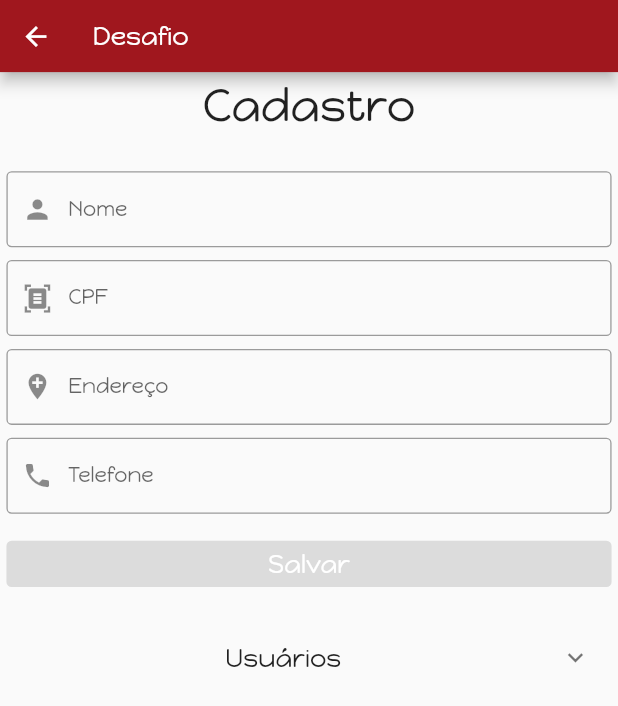
After one commit to BrayanBertan/desafio_sistema_info, a Flutter app: the HomePage screen opened by its route, on a phone screen of 412 x 824 dp. The commit adds this screen. Shown: the top 706 px of the screen. Run offline on Flutter 3.47's test engine with Material 2 defaults, Android fonts, the phone set to English and light mode, and no system bars; our stand-ins replace brasil_fields, get, responsive_framework, sqflite; accounts and stored records are empty.

Commit message:
FLUTTER - Funções de cadastro no controller e view de cadastro

```diff
--- a/desafio_flutter/lib/app/controller/usuario_controller.dart
+++ b/desafio_flutter/lib/app/controller/usuario_controller.dart
@@ -8,6 +8,12 @@ class UsuarioController extends GetxController {
   final usuarioLogin = ''.obs;
   final senhaLogin = ''.obs;
   final erroLogin = Rxn<String?>();
+
+  final codigo = Rxn<int?>();
+  final nome = Rxn<String?>();
+  final cpf = Rxn<String?>();
+  final endereco = ''.obs;
+  final telefone = ''.obs;
 
   bool verificaLogin() {
     var retorno =
@@ -21,4 +27,34 @@ class UsuarioController extends GetxController {
   setUsuarioLogin(String usuario) => usuarioLogin.value = usuario;
 
   setSenhaLogin(String senha) => senhaLogin.value = senha;
+
+  setCodigo(int val) => codigo.value = val;
+
+  setNome(String val) => nome.value = val;
+
+  setCpf(String val) => cpf.value = val;
+
+  setEndereco(String val) => endereco.value = val;
+
+  setTelefone(String val) => telefone.value = val;
+
+  bool nomeValido() => nome.value != null && nome.value!.trim().isNotEmpty;
+
+  String? nomeErroMensagem() {
+    if (nome.value == null || nomeValido()) return null;
+    return 'Campo obrigatorio';
+  }
+
+  bool cpfValido() => cpf.value != null && cpf.value!.trim().isNotEmpty;
+
+  String? cpfErroMensagem() {
+    if (cpf.value == null || cpfValido()) return null;
+    return 'Campo obrigatorio';
+  }
+
+  bool formularioValido() => nomeValido() && cpfValido();
+
+  Future<void> cadastrar() async {
+    print(telefone);
+  }
 }
--- /dev/null
+++ b/desafio_flutter/lib/app/view/home/home_view.dart
@@ -0,0 +1,137 @@
+import 'package:brasil_fields/brasil_fields.dart';
+import 'package:desafio_flutter/app/controller/usuario_controller.dart';
+import 'package:flutter/cupertino.dart';
+import 'package:flutter/material.dart';
+import 'package:flutter/services.dart';
+import 'package:get/get.dart';
+
+class HomePage extends StatelessWidget {
+  HomePage({Key? key}) : super(key: key);
+  final homeController = Get.find<UsuarioController>();
+  @override
+  Widget build(BuildContext context) {
+    return Scaffold(
+      appBar: AppBar(
+        title: const Text('Desafio'),
+      ),
+      body: SingleChildScrollView(
+        padding: EdgeInsets.all(5.0),
+        child: Column(
+          mainAxisAlignment: MainAxisAlignment.spaceEvenly,
+          crossAxisAlignment: CrossAxisAlignment.stretch,
+          children: [
+            Text(
+              'Cadastro',
+              textAlign: TextAlign.center,
+              style: TextStyle(fontSize: 35),
+            ),
+            const SizedBox(
+              height: 30.0,
+            ),
+            Obx(() {
+              return TextFormField(
+                onChanged: homeController.setNome,
+                initialValue: homeController.nome.value,
+                decoration: InputDecoration(
+                    labelText: 'Nome',
+                    border: OutlineInputBorder(),
+                    prefixIcon: Icon(Icons.person),
+                    errorText: homeController.nomeErroMensagem()),
+              );
+            }),
+            const SizedBox(
+              height: 10.0,
+            ),
+            Obx(() {
+              return TextFormField(
+                onChanged: homeController.setCpf,
+                initialValue: homeController.cpf.value,
+                inputFormatters: [
+                  FilteringTextInputFormatter.digitsOnly,
+                  CpfInputFormatter(),
+                ],
+                decoration: InputDecoration(
+                  labelText: 'CPF',
+                  border: OutlineInputBorder(),
+                  prefixIcon: Icon(Icons.document_scanner),
+                  errorText: homeController.cpfErroMensagem(),
+                ),
+              );
+            }),
+            const SizedBox(
+              height: 10.0,
+            ),
+            Obx(() {
+              return TextFormField(
+                initialValue: homeController.endereco.value,
+                onChanged: homeController.setEndereco,
+                decoration: const InputDecoration(
+                  labelText: 'Endereço',
+                  border: OutlineInputBorder(),
+                  prefixIcon: Icon(Icons.add_location),
+                ),
+              );
+            }),
+            const SizedBox(
+              height: 10.0,
+            ),
+            Obx(() {
+              return TextFormField(
+                initialValue: homeController.telefone.value,
+                inputFormatters: [
+                  FilteringTextInputFormatter.digitsOnly,
+                  TelefoneInputFormatter(),
+                ],
+                onChanged: homeController.setTelefone,
+                decoration: const InputDecoration(
+                  labelText: 'Telefone',
+                  border: OutlineInputBorder(),
+                  prefixIcon: Icon(Icons.phone),
+                ),
+              );
+            }),
+            const SizedBox(
+              height: 15.0,
+            ),
+            Obx(() {
+              return ElevatedButton(
+                onPressed: homeController.formularioValido()
+                    ? () async {
+                        homeController.cadastrar().then((value) {});
+                      }
+                    : null,
+                child: const Text(
+                  'Salvar',
+                  style: TextStyle(
+                    fontSize: 20,
+                    color: Colors.white,
+                  ),
+                ),
+              );
+            }),
+            const SizedBox(
+              height: 20.0,
+            ),
+            ExpansionTile(
+              title: Text(
+                'Usuários',
+                textAlign: TextAlign.center,
+                style: TextStyle(fontSize: 20),
+              ),
+              children: [
+                ListView(
+                  shrinkWrap: true,
+                  children: [
+                    Text('aaaaaaaaaaaa'),
+                    Text('aaaaaaaaaaaa'),
+                    Text('aaaaaaaaaaaa'),
+                  ],
+                )
+              ],
+            )
+          ],
+        ),
+      ),
+    );
+  }
+}
--- a/desafio_flutter/lib/app/view/login/login_view.dart
+++ b/desafio_flutter/lib/app/view/login/login_view.dart
@@ -50,7 +50,6 @@ class LoginPage extends GetView<UsuarioController> {
                             labelText: 'Senha',
                             border: const OutlineInputBorder(),
                             prefixIcon: const Icon(Icons.lock),
-                            suffixIcon: const Icon(Icons.remove_red_eye),
                             errorText: controller.erroLogin.value),
                       );
                     }),
@@ -65,7 +64,9 @@ class LoginPage extends GetView<UsuarioController> {
                         borderRadius: BorderRadius.circular(0),
                       ),
                       child: ElevatedButton(
-                        onPressed: controller.verificaLogin,
+                        onPressed: () {
+                          if (controller.verificaLogin()) Get.toNamed('/home');
+                        },
                         child: const Text(
                           'Entrar',
                           style: TextStyle(
--- a/desafio_flutter/lib/main.dart
+++ b/desafio_flutter/lib/main.dart
@@ -1,5 +1,6 @@
 import 'package:desafio_flutter/app/controller/usuario_controller.dart';
 import 'package:desafio_flutter/app/model/usuario_model.dart';
+import 'package:desafio_flutter/app/view/home/home_view.dart';
 import 'package:desafio_flutter/app/view/login/login_view.dart';
 import 'package:desafio_flutter/app/view/widgets/splashScreen_view.dart';
 import 'package:flutter/material.dart';
@@ -49,6 +50,10 @@ class DesafioApp extends StatelessWidget {
           name: '/login',
           page: () => LoginPage(),
         ),
+        GetPage(
+          name: '/home',
+          page: () => HomePage(),
+        ),
       ],
       initialBinding: BindingsBuilder(() {
         Get.lazyPut(() => UsuarioController(usuarioModel: UsuarioModel()));
--- a/desafio_flutter/pubspec.yaml
+++ b/desafio_flutter/pubspec.yaml
@@ -38,6 +38,7 @@ dependencies:
   sqflite: ^2.0.2
   flutter_easyloading: ^3.0.3
   responsive_framework: ^0.1.7
+  brasil_fields: ^1.4.0
 
 dev_dependencies:
   flutter_test:
```
Also changed, not shown: desafio_flutter/pubspec.lock.
